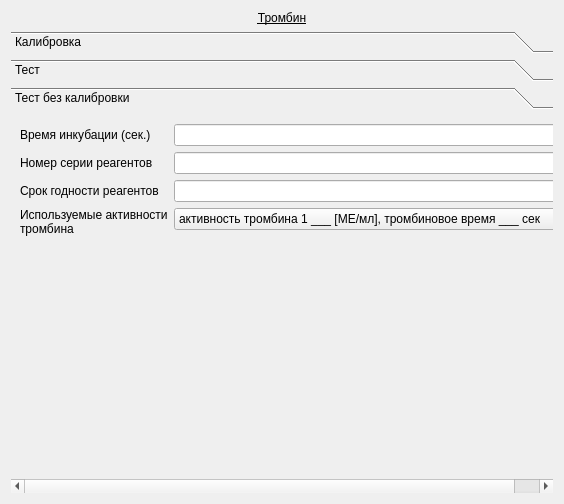
Qt form choisedialog/ko4.ui (krang4d/Agrekola) before a commit.
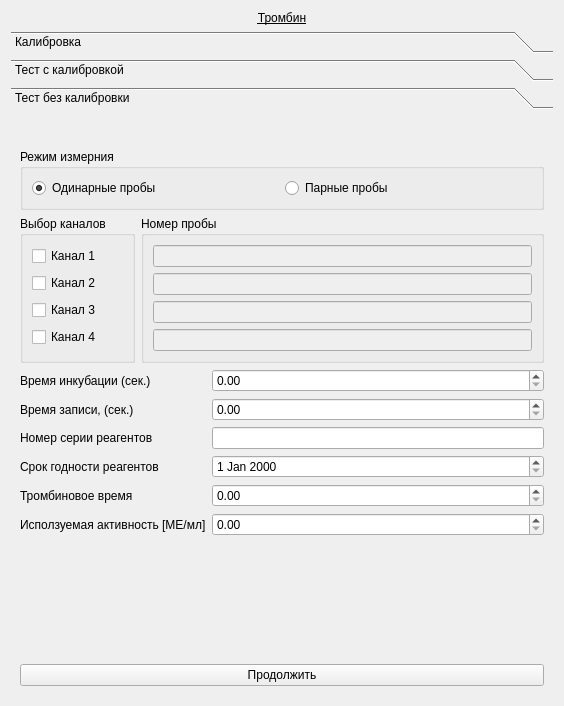
The same form after that commit. The open tabs and pages were chosen to show the change. Custom widgets are drawn as their Qt base class.

The edit to the form file:
```diff
--- a/choisedialog/ko4.ui
+++ b/choisedialog/ko4.ui
@@ -7,7 +7,7 @@
     <x>0</x>
     <y>0</y>
     <width>564</width>
-    <height>504</height>
+    <height>706</height>
    </rect>
   </property>
   <property name="windowTitle">
@@ -27,7 +27,7 @@
    <item>
     <widget class="QToolBox" name="toolBox">
      <property name="currentIndex">
-      <number>2</number>
+      <number>1</number>
      </property>
      <widget class="QWidget" name="page_1">
       <property name="geometry">
@@ -35,7 +35,7 @@
         <x>0</x>
         <y>0</y>
         <width>546</width>
-        <height>413</height>
+        <height>588</height>
        </rect>
       </property>
       <attribute name="label">
@@ -102,8 +102,8 @@
            </widget>
           </item>
           <item>
-           <layout class="QFormLayout" name="formLayout">
-            <item row="1" column="0">
+           <layout class="QFormLayout" name="formLayout_3">
+            <item row="0" column="0">
              <widget class="QLabel" name="label_1">
               <property name="text">
                <string>Номер серии реагентов</string>
@@ -113,23 +113,20 @@
               </property>
              </widget>
             </item>
-            <item row="1" column="1">
+            <item row="0" column="1">
              <widget class="QLineEdit" name="reagent_serial"/>
             </item>
-            <item row="2" column="0">
+            <item row="1" column="0">
              <widget class="QLabel" name="label_2">
               <property name="text">
                <string>Срок годности реагентов</string>
               </property>
-              <property name="buddy">
-               <cstring>reagent_data</cstring>
-              </property>
              </widget>
             </item>
-            <item row="2" column="1">
-             <widget class="QLineEdit" name="reagent_data"/>
+            <item row="1" column="1">
+             <widget class="QDateEdit" name="dateEdit"/>
             </item>
-            <item row="3" column="0">
+            <item row="2" column="0">
              <widget class="QLabel" name="label_3">
               <property name="text">
                <string>Номер серии контрольной
@@ -140,96 +137,58 @@
               </property>
              </widget>
             </item>
-            <item row="3" column="1">
+            <item row="2" column="1">
              <widget class="QLineEdit" name="k_plazma_serial">
               <property name="enabled">
                <bool>true</bool>
               </property>
              </widget>
             </item>
-            <item row="4" column="0">
+            <item row="3" column="0">
              <widget class="QLabel" name="label_4">
               <property name="text">
                <string>Срок годности контрольной
 плазмы</string>
               </property>
-              <property name="buddy">
-               <cstring>k_plazma_data</cstring>
-              </property>
              </widget>
             </item>
-            <item row="4" column="1">
-             <widget class="QLineEdit" name="k_plazma_data">
-              <property name="enabled">
-               <bool>true</bool>
-              </property>
-             </widget>
+            <item row="3" column="1">
+             <widget class="QDateEdit" name="dateEdit_2"/>
             </item>
-            <item row="5" column="0">
-             <widget class="QLabel" name="label_7">
-              <property name="text">
-               <string>Используемые активности
-тромбина</string>
-              </property>
-             </widget>
-            </item>
-            <item row="5" column="1">
-             <widget class="QComboBox" name="action">
-              <item>
+           </layout>
+          </item>
+          <item>
+           <widget class="QGroupBox" name="groupBox_4">
+            <property name="title">
+             <string>Используемые активности тромбина</string>
+            </property>
+            <layout class="QVBoxLayout" name="verticalLayout_6">
+             <item>
+              <widget class="QRadioButton" name="radioButton_4">
                <property name="text">
-                <string>активность тромбина 1 ___ [МЕ/мл], тромбиновое время ___ сек</string>
+                <string>активность тромбина 1 ___ [МЕ/мл]</string>
                </property>
-              </item>
-              <item>
+              </widget>
+             </item>
+             <item>
+              <widget class="QRadioButton" name="radioButton_5">
                <property name="text">
-                <string>активность тромбина 2 ___ [МЕ/мл], тромбиновое время ___ сек</string>
+                <string>активность тромбина 2 ___ [МЕ/мл]</string>
                </property>
-              </item>
-              <item>
+              </widget>
+             </item>
+             <item>
+              <widget class="QRadioButton" name="radioButton_6">
                <property name="text">
-                <string>активность тромбина 3 ___ [МЕ/мл], тромбиновое время ___ сек</string>
+                <string>активность тромбина 3 ___ [МЕ/мл]</string>
                </property>
-              </item>
-             </widget>
-            </item>
-            <item row="6" column="0">
-             <widget class="QLabel" name="label_5">
-              <property name="text">
-               <string>Тромбиновое время
-контрольной плазмы (сек.)</string>
-              </property>
-              <property name="buddy">
-               <cstring>trombine_time</cstring>
-              </property>
-             </widget>
-            </item>
-            <item row="6" column="1">
-             <widget class="QLineEdit" name="trombine_time">
-              <property name="enabled">
-               <bool>true</bool>
-              </property>
-             </widget>
-            </item>
-            <item row="7" column="0">
-             <widget class="QLabel" name="label_t">
-              <property name="text">
-               <string>Время записи (сек.)</string>
-              </property>
-              <property name="buddy">
-               <cstring>write_time</cstring>
-              </property>
-             </widget>
-            </item>
-            <item row="7" column="1">
-             <widget class="QLineEdit" name="write_time">
-              <property name="inputMethodHints">
-               <set>Qt::ImhDigitsOnly</set>
-              </property>
-              <property name="text">
-               <string/>
-              </property>
-             </widget>
-            </item>
+              </widget>
+             </item>
+            </layout>
+           </widget>
+          </item>
+          <item>
+           <layout class="QFormLayout" name="formLayout">
             <item row="0" column="0">
              <widget class="QLabel" name="label_incube">
               <property name="text">
@@ -238,15 +197,18 @@
              </widget>
             </item>
             <item row="0" column="1">
-             <widget class="QLineEdit" name="incube_incube">
-              <property name="inputMethodHints">
-               <set>Qt::ImhDigitsOnly</set>
-              </property>
+             <widget class="QDoubleSpinBox" name="doubleSpinBox"/>
+            </item>
+            <item row="1" column="0">
+             <widget class="QLabel" name="label_t">
               <property name="text">
-               <string/>
+               <string>Время записи (сек.)</string>
               </property>
              </widget>
             </item>
+            <item row="1" column="1">
+             <widget class="QDoubleSpinBox" name="doubleSpinBox_2"/>
+            </item>
            </layout>
           </item>
           <item>
@@ -282,19 +244,159 @@
        <rect>
         <x>0</x>
         <y>0</y>
-        <width>506</width>
-        <height>409</height>
+        <width>546</width>
+        <height>588</height>
        </rect>
       </property>
       <attribute name="label">
-       <string>Тест</string>
+       <string>Тест с калибровкой</string>
       </attribute>
      </widget>
      <widget class="QWidget" name="page_2">
+      <property name="geometry">
+       <rect>
+        <x>0</x>
+        <y>0</y>
+        <width>546</width>
+        <height>588</height>
+       </rect>
+      </property>
       <attribute name="label">
        <string>Тест без калибровки</string>
       </attribute>
-      <layout class="QVBoxLayout" name="verticalLayout_4">
+      <layout class="QVBoxLayout" name="verticalLayout_9">
+       <item>
+        <spacer name="verticalSpacer_4">
+         <property name="orientation">
+          <enum>Qt::Vertical</enum>
+         </property>
+         <property name="sizeType">
+          <enum>QSizePolicy::Maximum</enum>
+         </property>
+         <property name="sizeHint" stdset="0">
+          <size>
+           <width>20</width>
+           <height>40</height>
+          </size>
+         </property>
+        </spacer>
+       </item>
+       <item>
+        <widget class="QGroupBox" name="groupBox_probe">
+         <property name="sizePolicy">
+          <sizepolicy hsizetype="Preferred" vsizetype="Fixed">
+           <horstretch>0</horstretch>
+           <verstretch>0</verstretch>
+          </sizepolicy>
+         </property>
+         <property name="title">
+          <string notr="true">Режим измерния</string>
+         </property>
+         <property name="flat">
+          <bool>false</bool>
+         </property>
+         <property name="checkable">
+          <bool>false</bool>
+         </property>
+         <layout class="QHBoxLayout" name="horizontalLayout_4">
+          <item>
+           <widget class="QRadioButton" name="radioButton_single_2">
+            <property name="text">
+             <string>Одинарные пробы</string>
+            </property>
+            <property name="checked">
+             <bool>true</bool>
+            </property>
+           </widget>
+          </item>
+          <item>
+           <widget class="QRadioButton" name="radioButton_double_2">
+            <property name="text">
+             <string>Парные пробы</string>
+            </property>
+           </widget>
+          </item>
+         </layout>
+        </widget>
+       </item>
+       <item>
+        <layout class="QHBoxLayout" name="horizontalLayout_5">
+         <item>
+          <widget class="QGroupBox" name="groupBox_ch_2">
+           <property name="title">
+            <string>Выбор каналов</string>
+           </property>
+           <layout class="QVBoxLayout" name="verticalLayout_7">
+            <item>
+             <widget class="QCheckBox" name="checkBox_ch1_2">
+              <property name="text">
+               <string>Канал 1</string>
+              </property>
+             </widget>
+            </item>
+            <item>
+             <widget class="QCheckBox" name="checkBox_ch2_2">
+              <property name="text">
+               <string>Канал 2</string>
+              </property>
+             </widget>
+            </item>
+            <item>
+             <widget class="QCheckBox" name="checkBox_ch3_2">
+              <property name="text">
+               <string>Канал 3</string>
+              </property>
+             </widget>
+            </item>
+            <item>
+             <widget class="QCheckBox" name="checkBox_ch4_2">
+              <property name="text">
+               <string>Канал 4</string>
+              </property>
+             </widget>
+            </item>
+           </layout>
+          </widget>
+         </item>
+         <item>
+          <widget class="QGroupBox" name="groupBox_5">
+           <property name="title">
+            <string>Номер пробы</string>
+           </property>
+           <layout class="QVBoxLayout" name="verticalLayout_8">
+            <item>
+             <widget class="QLineEdit" name="lineEdit_ch1_2">
+              <property name="enabled">
+               <bool>false</bool>
+              </property>
+             </widget>
+            </item>
+            <item>
+             <widget class="QLineEdit" name="lineEdit_ch2_2">
+              <property name="enabled">
+               <bool>false</bool>
+              </property>
+             </widget>
+            </item>
+            <item>
+             <widget class="QLineEdit" name="lineEdit_ch3_2">
+              <property name="enabled">
+               <bool>false</bool>
+              </property>
+             </widget>
+            </item>
+            <item>
+             <widget class="QLineEdit" name="lineEdit_ch4_2">
+              <property name="enabled">
+               <bool>false</bool>
+              </property>
+             </widget>
+            </item>
+           </layout>
+          </widget>
+         </item>
+        </layout>
+       </item>
        <item>
         <layout class="QFormLayout" name="formLayout_2">
          <item row="0" column="0">
@@ -302,73 +404,116 @@
            <property name="text">
             <string>Время инкубации (сек.)</string>
            </property>
+           <property name="buddy">
+            <cstring>doubleSpinBox_3</cstring>
+           </property>
           </widget>
          </item>
          <item row="0" column="1">
-          <widget class="QLineEdit" name="incube_incube_2">
-           <property name="inputMethodHints">
-            <set>Qt::ImhDigitsOnly</set>
-           </property>
-           <property name="text">
-            <string/>
-           </property>
-          </widget>
+          <widget class="QDoubleSpinBox" name="doubleSpinBox_3"/>
          </item>
-         <item row="1" column="0">
-          <widget class="QLabel" name="label_9">
+         <item row="2" column="0">
+          <widget class="QLabel" name="label_7">
            <property name="text">
             <string>Номер серии реагентов</string>
            </property>
            <property name="buddy">
-            <cstring>reagent_serial</cstring>
+            <cstring>reagent_serial_2</cstring>
            </property>
           </widget>
          </item>
-         <item row="1" column="1">
+         <item row="2" column="1">
           <widget class="QLineEdit" name="reagent_serial_2"/>
          </item>
-         <item row="2" column="0">
+         <item row="3" column="0">
           <widget class="QLabel" name="label_6">
+           <property name="minimumSize">
+            <size>
+             <width>131</width>
+             <height>0</height>
+            </size>
+           </property>
            <property name="text">
             <string>Срок годности реагентов</string>
            </property>
            <property name="buddy">
-            <cstring>reagent_data</cstring>
-           </property>
-          </widget>
-         </item>
-         <item row="2" column="1">
-          <widget class="QLineEdit" name="reagent_data_2"/>
-         </item>
-         <item row="3" column="0">
-          <widget class="QLabel" name="label_8">
-           <property name="text">
-            <string>Используемые активности
-тромбина</string>
+            <cstring>dateEdit_3</cstring>
            </property>
           </widget>
          </item>
          <item row="3" column="1">
-          <widget class="QComboBox" name="action_2">
-           <item>
-            <property name="text">
-             <string>активность тромбина 1 ___ [МЕ/мл], тромбиновое время ___ сек</string>
-            </property>
-           </item>
-           <item>
-            <property name="text">
-             <string>активность тромбина 2 ___ [МЕ/мл], тромбиновое время ___ сек</string>
-            </property>
-           </item>
-           <item>
-            <property name="text">
-             <string>активность тромбина 3 ___ [МЕ/мл], тромбиновое время ___ сек</string>
-            </property>
-           </item>
+          <widget class="QDateEdit" name="dateEdit_3"/>
+         </item>
+         <item row="4" column="0">
+          <widget class="QLabel" name="label_5">
+           <property name="minimumSize">
+            <size>
+             <width>131</width>
+             <height>0</height>
+            </size>
+           </property>
+           <property name="text">
+            <string>Тромбиновое время</string>
+           </property>
+           <property name="buddy">
+            <cstring>doubleSpinBox_4</cstring>
+           </property>
           </widget>
          </item>
+         <item row="4" column="1">
+          <widget class="QDoubleSpinBox" name="doubleSpinBox_4"/>
+         </item>
+         <item row="5" column="0">
+          <widget class="QLabel" name="label_8">
+           <property name="text">
+            <string>Исползуемая активность [МЕ/мл]</string>
+           </property>
+           <property name="buddy">
+            <cstring>doubleSpinBox_5</cstring>
+           </property>
+          </widget>
+         </item>
+         <item row="5" column="1">
+          <widget class="QDoubleSpinBox" name="doubleSpinBox_5"/>
+         </item>
+         <item row="1" column="0">
+          <widget class="QLabel" name="label_t_3">
+           <property name="text">
+            <string>Время записи, (сек.)</string>
+           </property>
+           <property name="buddy">
+            <cstring>lineEdit_time</cstring>
+           </property>
+          </widget>
+         </item>
+         <item row="1" column="1">
+          <widget class="QDoubleSpinBox" name="doubleSpinBox_6"/>
+         </item>
         </layout>
        </item>
+       <item>
+        <spacer name="verticalSpacer_3">
+         <property name="orientation">
+          <enum>Qt::Vertical</enum>
+         </property>
+         <property name="sizeHint" stdset="0">
+          <size>
+           <width>20</width>
+           <height>136</height>
+          </size>
+         </property>
+        </spacer>
+       </item>
+       <item>
+        <widget class="QPushButton" name="pushButton_next">
+         <property name="text">
+          <string>Продолжить</string>
+         </property>
+         <property name="shortcut">
+          <string>Return</string>
+         </property>
+        </widget>
+       </item>
       </layout>
      </widget>
     </widget>
```
